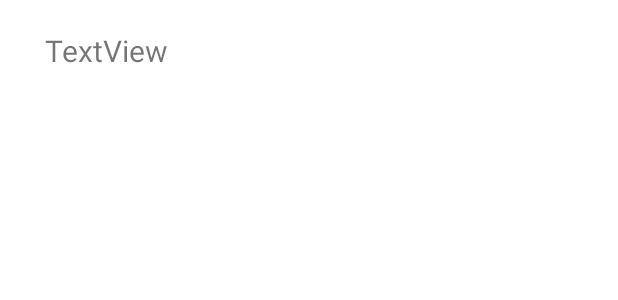
After one commit to Nuo0101/-Creatica-Hackathon-20202, an Android app: the layout fregment_layout.xml on its own in the app's theme, with its tools: preview values and no code run, on a phone screen of 412 x 824 dp. The commit adds this screen. Shown: the top 300 px of the screen. Run offline under Robolectric (Android 15) with nearby library versions, the phone set to English and light mode, and no system bars.

Commit message:
got a part done

```diff
--- /dev/null
+++ b/Application/app/src/main/res/layout/fregment_layout.xml
@@ -0,0 +1,19 @@
+<?xml version="1.0" encoding="utf-8"?>
+<LinearLayout xmlns:android="http://schemas.android.com/apk/res/android"
+    android:layout_width="match_parent"
+    android:layout_height="match_parent"
+    android:orientation="vertical"
+    android:gravity="top">
+
+
+    <TextView
+        android:id="@+id/opening_dis"
+        android:layout_width="match_parent"
+        android:layout_height="wrap_content"
+        android:ems="10"
+        android:textSize="20dp"
+        android:text="TextView"
+        android:padding="20dp"
+        android:layout_marginLeft="10dp"/>
+
+</LinearLayout>
```
Also changed, not shown: Application/app/src/main/java/com/example/application/Fragment.java (added, +54 -0 lines), Application/app/src/main/java/com/example/application/MainActivity.java (+36 -0 lines), Application/app/src/main/java/com/example/application/item.java (added, +12 -0 lines), Application/app/src/main/res/layout/activity_main.xml (+9 -11 lines), Application/app/src/main/res/layout/content.xml (added, +24 -0 lines).
